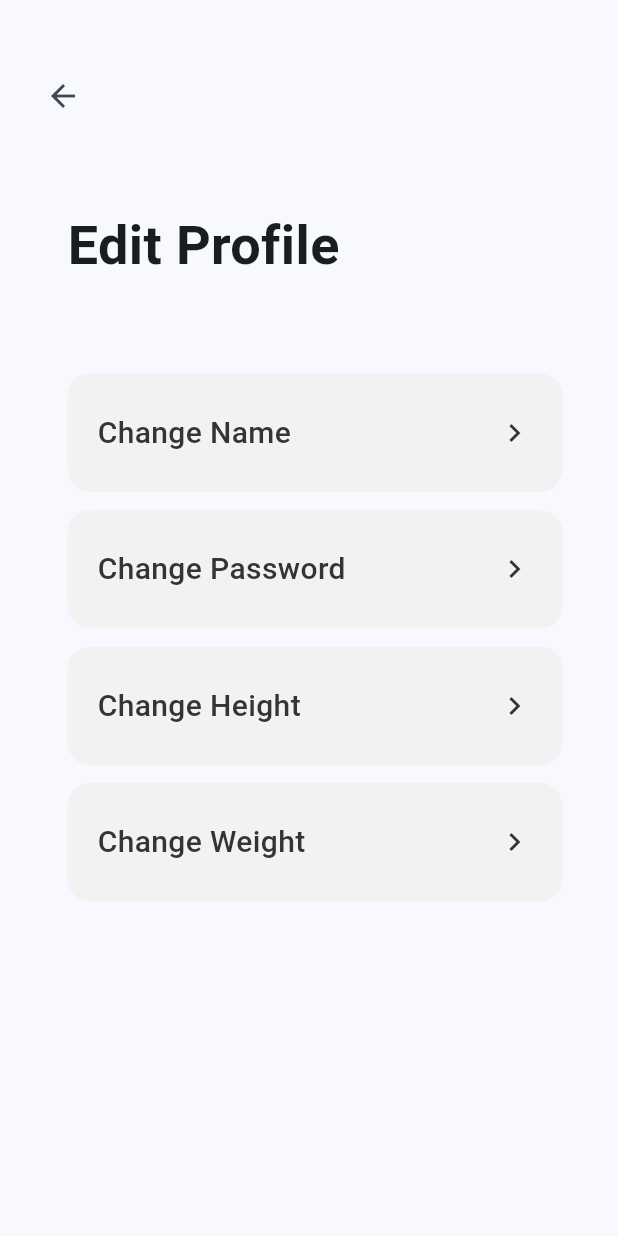
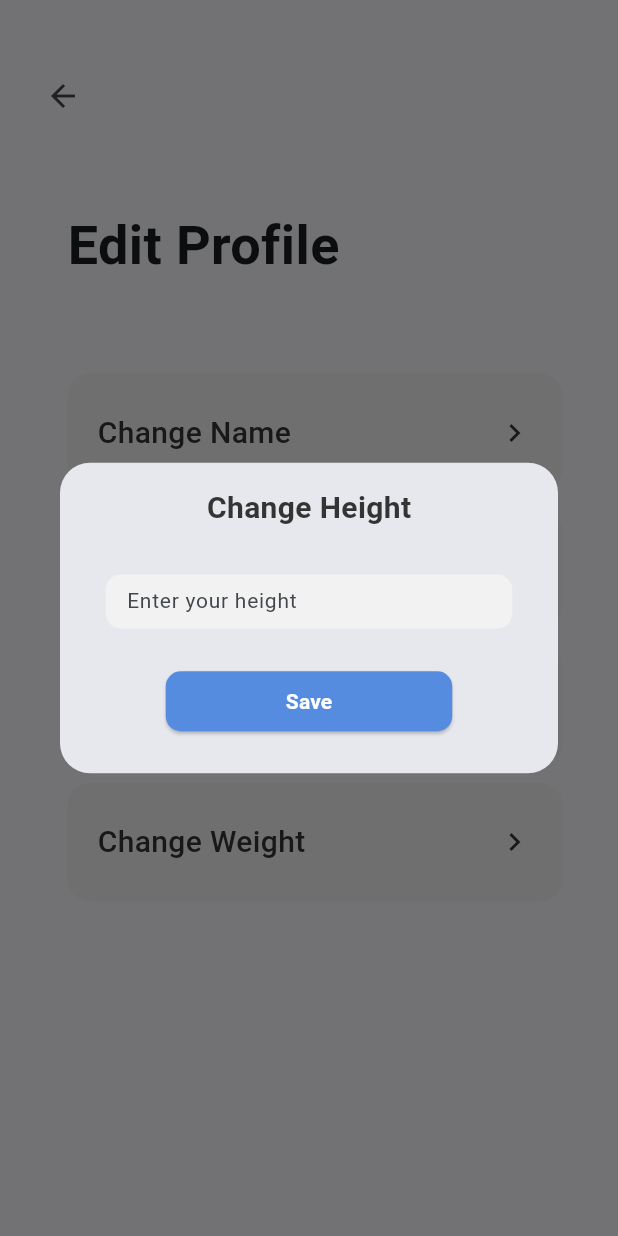
Before and after one commit to afdeanon/SeniorProject, a Flutter app: the EditProfile1 screen opened directly, after a tap on "Change Height", on a phone screen of 412 x 824 dp. Run offline on Flutter 3.47's test engine with Material 3 defaults, Android fonts, the phone set to English and light mode, and no system bars; our stand-ins replace firebase_auth, firebase_core; missing offline and left inert: dart:ffi; accounts and stored records are empty; Roboto replaces fonts that are missing (SF Pro).

Commit message:
added height modal

```diff
--- /dev/null
+++ b/lib/components/changeHeightModal.dart
@@ -0,0 +1,107 @@
+import 'package:flutter/material.dart';
+
+class ChangeHeightModal extends StatelessWidget {
+  const ChangeHeightModal({super.key});
+
+  @override
+  Widget build(BuildContext context) {
+    return AlertDialog(
+      shape: RoundedRectangleBorder(
+        borderRadius: BorderRadius.circular(20),
+      ),
+      content: SizedBox(
+        width: 330,
+        child: Column(
+          mainAxisSize: MainAxisSize.min,
+          mainAxisAlignment: MainAxisAlignment.center,
+          crossAxisAlignment: CrossAxisAlignment.center,
+          children: [
+            const Text(
+              'Change Height',
+              style: TextStyle(
+                color: Color(0xFF343434),
+                fontSize: 20,
+                fontFamily: 'SF Pro',
+                fontWeight: FontWeight.w600,
+              ),
+            ),
+            const SizedBox(height: 20),
+
+            SizedBox(
+              width: 271,
+              height: 50,
+              child: Column(
+                mainAxisSize: MainAxisSize.min,
+                mainAxisAlignment: MainAxisAlignment.center,
+                crossAxisAlignment: CrossAxisAlignment.center,
+                children: [
+                  Column(
+                    mainAxisSize: MainAxisSize.min,
+                    mainAxisAlignment: MainAxisAlignment.start,
+                    crossAxisAlignment: CrossAxisAlignment.start,
+                    children: [
+
+                      const SizedBox(height: 5),
+                      Container(
+                        width: 271,
+                        height: 36,
+                        decoration: BoxDecoration(
+                          color: const Color(0xFFF2F2F2),
+                          borderRadius: BorderRadius.circular(10),
+                        ),
+                        child: TextField(
+                          decoration: InputDecoration(
+                            border: OutlineInputBorder(
+                              borderRadius: BorderRadius.circular(10),
+                              borderSide: BorderSide.none, // Removes the default underline border
+                            ),
+                            filled: true,
+                            fillColor: Colors.transparent, // Use transparent color to maintain container color
+                            contentPadding: const EdgeInsets.symmetric(horizontal: 10, vertical: 8), // Adjusts padding
+                            hintText: 'Enter your height', // Placeholder text
+                            hintStyle: const TextStyle(
+                              fontSize: 14, // Font size for hint
+                            ),
+                          ),
+                          style: const TextStyle(
+                            fontSize: 14, // Font size for input text
+                            color: Colors.black, // Text color
+                          ),
+                          cursorColor: Colors.black, // Sets the cursor color if needed
+                        ),
+                      ),
+
+                    ],
+                  ),
+                ],
+              ),
+            ),
+
+            const SizedBox(height: 20),
+            ElevatedButton(
+              style: ElevatedButton.styleFrom(
+                backgroundColor: const Color(0xFF558CE0), // Background color
+                shape: RoundedRectangleBorder(
+                  borderRadius: BorderRadius.circular(10),
+                ),
+                padding: const EdgeInsets.symmetric(horizontal: 80, vertical: 5), // Reduced padding
+              ),
+              onPressed: () {
+                // Add your functionality for what happens when the 'Save' button is clicked
+              },
+              child: const Text(
+                'Save',
+                style: TextStyle(
+                  color: Colors.white,
+                  fontSize: 14,
+                  fontWeight: FontWeight.w600,
+                ),
+              ),
+            ),
+
+          ],
+        ),
+      ),
+    );
+  }
+}
--- a/lib/components/changePasswordModal.dart
+++ b/lib/components/changePasswordModal.dart
@@ -1,6 +1,8 @@
 import 'package:flutter/material.dart';
 
 class ChangePasswordModal extends StatelessWidget {
+  const ChangePasswordModal({super.key});
+
   @override
   Widget build(BuildContext context) {
     return AlertDialog(
@@ -25,7 +27,7 @@
             ),
             const SizedBox(height: 20),
 
-            Container(
+            SizedBox(
               width: 271,
               height: 200,
               child: Column(
--- a/lib/screens/profileScreens/editProfileScreen.dart
+++ b/lib/screens/profileScreens/editProfileScreen.dart
@@ -1,5 +1,6 @@
 import 'package:flutter/material.dart';
 import 'package:firebase_auth/firebase_auth.dart';
+import 'package:social_workout_app/components/changeHeightModal.dart';
 import 'package:social_workout_app/components/changeNameModal.dart';
 import 'package:social_workout_app/components/changePasswordModal.dart';
 
@@ -99,7 +100,7 @@
                     showDialog(
                       context: context,
                       builder: (BuildContext context) {
-                        return ChangePasswordModal();
+                        return const ChangePasswordModal();
                       },
                     );
                   },
@@ -141,10 +142,12 @@
                 const SizedBox(height: 12),
                 InkWell(
                   onTap: () {
-                    // Navigator.push(
-                    //   context,
-                    //   MaterialPageRoute(builder: (context) => const EditProfileScreen()),
-                    // );
+                    showDialog(
+                      context: context,
+                      builder: (BuildContext context) {
+                        return const ChangeHeightModal();
+                      },
+                    );
                   },
                   child: Container(
                     width: 330,
--- a/lib/screens/profileScreens/profileScreen.dart
+++ b/lib/screens/profileScreens/profileScreen.dart
@@ -1,3 +1,4 @@
+import 'package:flutter/foundation.dart';
 import 'package:flutter/material.dart';
 import 'package:firebase_auth/firebase_auth.dart';
 import 'package:social_workout_app/screens/authScreens/signUpScreen.dart';
@@ -39,10 +40,12 @@
       await FirebaseAuth.instance.signOut();
       // ignore: use_build_context_synchronously
       Navigator.of(context).pushReplacement(
-        MaterialPageRoute(builder: (context) => SplashScreen()),
+        MaterialPageRoute(builder: (context) => const SplashScreen()),
       );
     } catch (e) {
-      print('Error logging out: $e');
+      if (kDebugMode) {
+        print('Error logging out: $e');
+      }
       // Handle error logging out
     }
   }
@@ -117,7 +120,7 @@
               InkWell(
                 onTap: () {
                   Navigator.of(context).push(
-                    MaterialPageRoute(builder: (context) => EditProfile1()),
+                    MaterialPageRoute(builder: (context) => const EditProfile1()),
                   );
                 },
                 child: Container(
```
